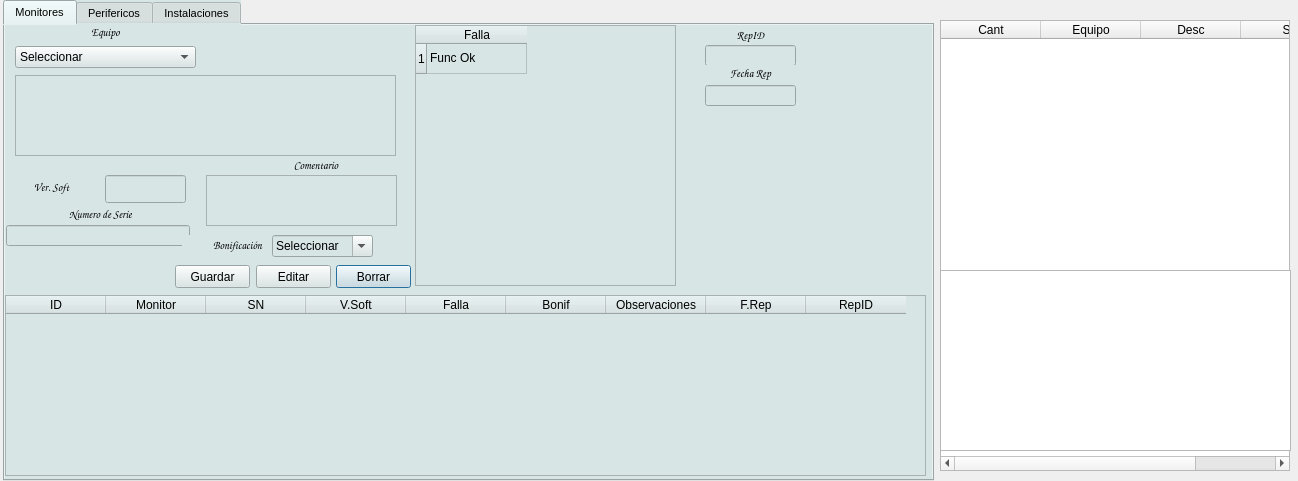
The window that reparaciones.ui (Matias2178/Sistema_Postventa) describes before a commit, drawn with Qt 5.
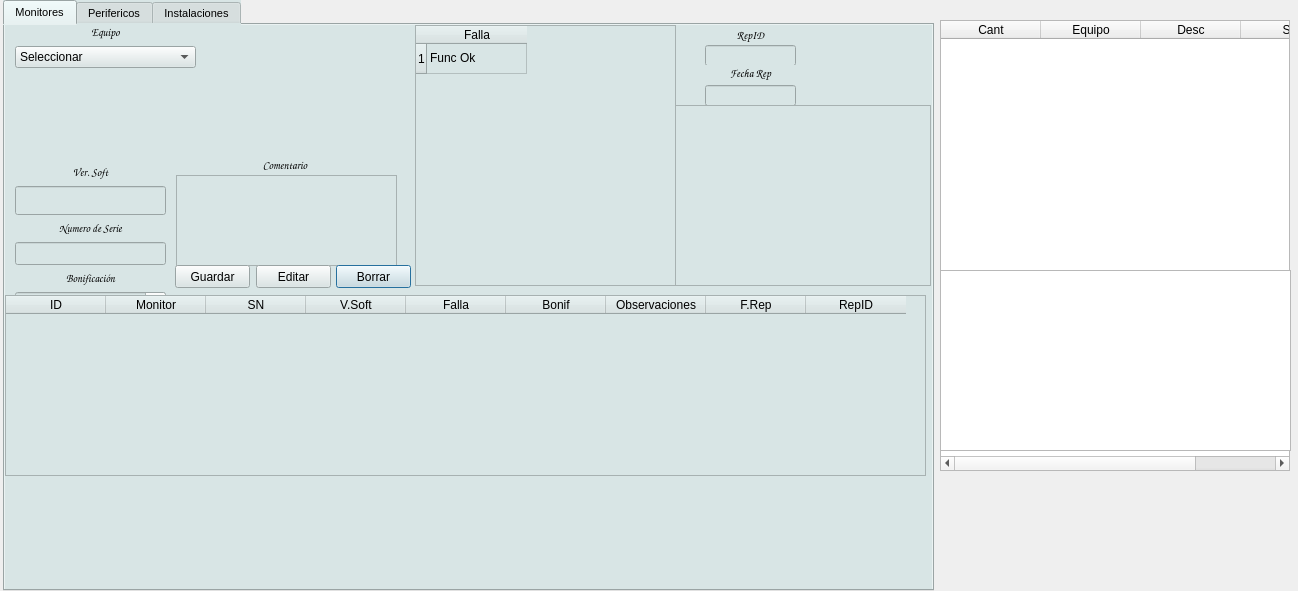
The same window after the commit. The open tabs and pages were chosen to show the change. Icons and pictures are not drawn.

Commit message: Se puede seleccionar la direccion de donde se abre la base de datos se implementan mas funciones para el uso de los datos.

```diff
--- a/reparaciones.ui
+++ b/reparaciones.ui
@@ -7,7 +7,7 @@
     <x>0</x>
     <y>0</y>
     <width>1298</width>
-    <height>481</height>
+    <height>591</height>
    </rect>
   </property>
   <property name="windowTitle">
@@ -19,7 +19,7 @@
      <x>3</x>
      <y>0</y>
      <width>931</width>
-     <height>481</height>
+     <height>591</height>
     </rect>
    </property>
    <property name="font">
@@ -31,7 +31,7 @@
     <string notr="true">background-color: rgb(216, 229, 229);</string>
    </property>
    <property name="currentIndex">
-    <number>0</number>
+    <number>1</number>
    </property>
    <widget class="QWidget" name="Monitores">
     <attribute name="title">
@@ -40,10 +40,10 @@
     <widget class="QTextEdit" name="MON_COM">
      <property name="geometry">
       <rect>
-       <x>201</x>
+       <x>171</x>
        <y>150</y>
-       <width>191</width>
-       <height>51</height>
+       <width>221</width>
+       <height>91</height>
       </rect>
      </property>
      <property name="inputMethodHints">
@@ -53,7 +53,7 @@
     <widget class="QLabel" name="label_9">
      <property name="geometry">
       <rect>
-       <x>201</x>
+       <x>170</x>
        <y>130</y>
        <width>220</width>
        <height>20</height>
@@ -135,182 +135,6 @@
       </item>
      </layout>
     </widget>
-    <widget class="QLineEdit" name="MON_VSOFT">
-     <property name="geometry">
-      <rect>
-       <x>100</x>
-       <y>150</y>
-       <width>81</width>
-       <height>28</height>
-      </rect>
-     </property>
-     <property name="font">
-      <font>
-       <family>Times New Roman</family>
-       <pointsize>14</pointsize>
-       <weight>75</weight>
-       <bold>true</bold>
-      </font>
-     </property>
-     <property name="contextMenuPolicy">
-      <enum>Qt::DefaultContextMenu</enum>
-     </property>
-     <property name="layoutDirection">
-      <enum>Qt::LeftToRight</enum>
-     </property>
-     <property name="text">
-      <string/>
-     </property>
-     <property name="alignment">
-      <set>Qt::AlignCenter</set>
-     </property>
-    </widget>
-    <widget class="QLabel" name="label_36">
-     <property name="geometry">
-      <rect>
-       <x>6</x>
-       <y>153</y>
-       <width>81</width>
-       <height>19</height>
-      </rect>
-     </property>
-     <property name="font">
-      <font>
-       <family>Comic Sans MS</family>
-       <pointsize>8</pointsize>
-       <weight>75</weight>
-       <bold>true</bold>
-      </font>
-     </property>
-     <property name="text">
-      <string>Ver. Soft</string>
-     </property>
-     <property name="alignment">
-      <set>Qt::AlignCenter</set>
-     </property>
-    </widget>
-    <widget class="QLabel" name="lID_23">
-     <property name="geometry">
-      <rect>
-       <x>177</x>
-       <y>210</y>
-       <width>111</width>
-       <height>20</height>
-      </rect>
-     </property>
-     <property name="font">
-      <font>
-       <family>Comic Sans MS</family>
-       <pointsize>8</pointsize>
-       <weight>75</weight>
-       <bold>true</bold>
-      </font>
-     </property>
-     <property name="text">
-      <string>Bonificación</string>
-     </property>
-     <property name="alignment">
-      <set>Qt::AlignCenter</set>
-     </property>
-    </widget>
-    <widget class="QComboBox" name="MON_BON">
-     <property name="geometry">
-      <rect>
-       <x>267</x>
-       <y>210</y>
-       <width>101</width>
-       <height>22</height>
-      </rect>
-     </property>
-     <property name="editable">
-      <bool>true</bool>
-     </property>
-     <item>
-      <property name="text">
-       <string>Seleccionar</string>
-      </property>
-     </item>
-     <item>
-      <property name="text">
-       <string>100% </string>
-      </property>
-     </item>
-     <item>
-      <property name="text">
-       <string>0%</string>
-      </property>
-     </item>
-     <item>
-      <property name="text">
-       <string>97.5%</string>
-      </property>
-     </item>
-     <item>
-      <property name="text">
-       <string>95%</string>
-      </property>
-     </item>
-     <item>
-      <property name="text">
-       <string>93%</string>
-      </property>
-     </item>
-     <item>
-      <property name="text">
-       <string>90%</string>
-      </property>
-     </item>
-     <item>
-      <property name="text">
-       <string>85%</string>
-      </property>
-     </item>
-     <item>
-      <property name="text">
-       <string>80%</string>
-      </property>
-     </item>
-     <item>
-      <property name="text">
-       <string>70%</string>
-      </property>
-     </item>
-     <item>
-      <property name="text">
-       <string>50%</string>
-      </property>
-     </item>
-     <item>
-      <property name="text">
-       <string>35%</string>
-      </property>
-     </item>
-     <item>
-      <property name="text">
-       <string>30%</string>
-      </property>
-     </item>
-     <item>
-      <property name="text">
-       <string>25%</string>
-      </property>
-     </item>
-     <item>
-      <property name="text">
-       <string>20%</string>
-      </property>
-     </item>
-     <item>
-      <property name="text">
-       <string>15%</string>
-      </property>
-     </item>
-     <item>
-      <property name="text">
-       <string>10%</string>
-      </property>
-     </item>
-    </widget>
     <widget class="QTableWidget" name="MON_FALLAS">
      <property name="geometry">
       <rect>
@@ -339,60 +163,6 @@
       </property>
      </item>
     </widget>
-    <widget class="QLabel" name="label_7">
-     <property name="geometry">
-      <rect>
-       <x>50</x>
-       <y>181</y>
-       <width>91</width>
-       <height>16</height>
-      </rect>
-     </property>
-     <property name="font">
-      <font>
-       <family>Comic Sans MS</family>
-       <pointsize>8</pointsize>
-       <weight>75</weight>
-       <bold>true</bold>
-      </font>
-     </property>
-     <property name="text">
-      <string>Numero de Serie</string>
-     </property>
-     <property name="alignment">
-      <set>Qt::AlignCenter</set>
-     </property>
-    </widget>
-    <widget class="QLineEdit" name="MON_NSerie">
-     <property name="geometry">
-      <rect>
-       <x>1</x>
-       <y>200</y>
-       <width>184</width>
-       <height>21</height>
-      </rect>
-     </property>
-     <property name="font">
-      <font>
-       <family>Times New Roman</family>
-       <pointsize>10</pointsize>
-       <weight>75</weight>
-       <bold>true</bold>
-      </font>
-     </property>
-     <property name="contextMenuPolicy">
-      <enum>Qt::DefaultContextMenu</enum>
-     </property>
-     <property name="layoutDirection">
-      <enum>Qt::LeftToRight</enum>
-     </property>
-     <property name="text">
-      <string/>
-     </property>
-     <property name="alignment">
-      <set>Qt::AlignCenter</set>
-     </property>
-    </widget>
     <widget class="QTableWidget" name="MonitoresDatos">
      <property name="geometry">
       <rect>
@@ -606,26 +376,227 @@
       <string>Editar</string>
      </property>
     </widget>
-    <widget class="QTableWidget" name="MON_TIPO_1">
+    <widget class="QWidget" name="layoutWidget">
      <property name="geometry">
       <rect>
        <x>10</x>
-       <y>50</y>
-       <width>381</width>
-       <height>81</height>
+       <y>140</y>
+       <width>151</width>
+       <height>149</height>
       </rect>
      </property>
+     <layout class="QVBoxLayout" name="verticalLayout">
+      <item>
+       <widget class="QLabel" name="label_36">
+        <property name="font">
+         <font>
+          <family>Comic Sans MS</family>
+          <pointsize>8</pointsize>
+          <weight>75</weight>
+          <bold>true</bold>
+         </font>
+        </property>
+        <property name="text">
+         <string>Ver. Soft</string>
+        </property>
+        <property name="alignment">
+         <set>Qt::AlignCenter</set>
+        </property>
+       </widget>
+      </item>
+      <item>
+       <widget class="QLineEdit" name="MON_VSOFT">
+        <property name="font">
+         <font>
+          <family>Times New Roman</family>
+          <pointsize>14</pointsize>
+          <weight>75</weight>
+          <bold>true</bold>
+         </font>
+        </property>
+        <property name="contextMenuPolicy">
+         <enum>Qt::DefaultContextMenu</enum>
+        </property>
+        <property name="layoutDirection">
+         <enum>Qt::LeftToRight</enum>
+        </property>
+        <property name="text">
+         <string/>
+        </property>
+        <property name="alignment">
+         <set>Qt::AlignCenter</set>
+        </property>
+       </widget>
+      </item>
+      <item>
+       <widget class="QLabel" name="label_7">
+        <property name="font">
+         <font>
+          <family>Comic Sans MS</family>
+          <pointsize>8</pointsize>
+          <weight>75</weight>
+          <bold>true</bold>
+         </font>
+        </property>
+        <property name="text">
+         <string>Numero de Serie</string>
+        </property>
+        <property name="alignment">
+         <set>Qt::AlignCenter</set>
+        </property>
+       </widget>
+      </item>
+      <item>
+       <widget class="QLineEdit" name="MON_NSerie">
+        <property name="font">
+         <font>
+          <family>Times New Roman</family>
+          <pointsize>10</pointsize>
+          <weight>75</weight>
+          <bold>true</bold>
+         </font>
+        </property>
+        <property name="contextMenuPolicy">
+         <enum>Qt::DefaultContextMenu</enum>
+        </property>
+        <property name="layoutDirection">
+         <enum>Qt::LeftToRight</enum>
+        </property>
+        <property name="text">
+         <string/>
+        </property>
+        <property name="alignment">
+         <set>Qt::AlignCenter</set>
+        </property>
+       </widget>
+      </item>
+      <item>
+       <widget class="QLabel" name="lID_23">
+        <property name="font">
+         <font>
+          <family>Comic Sans MS</family>
+          <pointsize>8</pointsize>
+          <weight>75</weight>
+          <bold>true</bold>
+         </font>
+        </property>
+        <property name="text">
+         <string>Bonificación</string>
+        </property>
+        <property name="alignment">
+         <set>Qt::AlignCenter</set>
+        </property>
+       </widget>
+      </item>
+      <item>
+       <widget class="QComboBox" name="MON_BON">
+        <property name="editable">
+         <bool>true</bool>
+        </property>
+        <item>
+         <property name="text">
+          <string>Seleccionar</string>
+         </property>
+        </item>
+        <item>
+         <property name="text">
+          <string>100% </string>
+         </property>
+        </item>
+        <item>
+         <property name="text">
+          <string>0%</string>
+         </property>
+        </item>
+        <item>
+         <property name="text">
+          <string>97.5%</string>
+         </property>
+        </item>
+        <item>
+         <property name="text">
+          <string>95%</string>
+         </property>
+        </item>
+        <item>
+         <property name="text">
+          <string>93%</string>
+         </property>
+        </item>
+        <item>
+         <property name="text">
+          <string>90%</string>
+         </property>
+        </item>
+        <item>
+         <property name="text">
+          <string>85%</string>
+         </property>
+        </item>
+        <item>
+         <property name="text">
+          <string>80%</string>
+         </property>
+        </item>
+        <item>
+         <property name="text">
+          <string>70%</string>
+         </property>
+        </item>
+        <item>
+         <property name="text">
+          <string>50%</string>
+         </property>
+        </item>
+        <item>
+         <property name="text">
+          <string>35%</string>
+         </property>
+        </item>
+        <item>
+         <property name="text">
+          <string>30%</string>
+         </property>
+        </item>
+        <item>
+         <property name="text">
+          <string>25%</string>
+         </property>
+        </item>
+        <item>
+         <property name="text">
+          <string>20%</string>
+         </property>
+        </item>
+        <item>
+         <property name="text">
+          <string>15%</string>
+         </property>
+        </item>
+        <item>
+         <property name="text">
+          <string>10%</string>
+         </property>
+        </item>
+       </widget>
+      </item>
+     </layout>
     </widget>
-    <zorder>label_7</zorder>
-    <zorder>MON_NSerie</zorder>
+    <widget class="QTableWidget" name="tableWidget">
+     <property name="geometry">
+      <rect>
+       <x>670</x>
+       <y>80</y>
+       <width>256</width>
+       <height>181</height>
+      </rect>
+     </property>
+    </widget>
+    <zorder>layoutWidget</zorder>
     <zorder>MON_COM</zorder>
     <zorder>label_9</zorder>
     <zorder>MON_BORRAR</zorder>
     <zorder>layoutWidget</zorder>
-    <zorder>MON_VSOFT</zorder>
-    <zorder>label_36</zorder>
-    <zorder>lID_23</zorder>
-    <zorder>MON_BON</zorder>
     <zorder>MON_FALLAS</zorder>
     <zorder>MonitoresDatos</zorder>
     <zorder>MON_GUARDAR</zorder>
@@ -634,7 +605,7 @@
     <zorder>lID_31</zorder>
     <zorder>MON_FECHA_REP</zorder>
     <zorder>MON_EDITAR</zorder>
-    <zorder>MON_TIPO_1</zorder>
+    <zorder>tableWidget</zorder>
    </widget>
    <widget class="QWidget" name="Perifericos">
     <attribute name="title">
@@ -2814,6 +2785,26 @@
        <string>Borrar</string>
       </property>
      </widget>
+     <zorder>label_23</zorder>
+     <zorder>RPM_COM</zorder>
+     <zorder>label_24</zorder>
+     <zorder>RPM_FK</zorder>
+     <zorder>RPM_NOM</zorder>
+     <zorder>RPM_MED</zorder>
+     <zorder>label_25</zorder>
+     <zorder>label_26</zorder>
+     <zorder>RPM_ALMAX</zorder>
+     <zorder>RPM_ALMIN</zorder>
+     <zorder>label_27</zorder>
+     <zorder>RPM_UNIDAD</zorder>
+     <zorder>RPM_UNIDAD_MED</zorder>
+     <zorder>RPM_UNIDAD_ALMAX</zorder>
+     <zorder>RPM_UNIDAD_ALMIN</zorder>
+     <zorder>RPM_FALLAS</zorder>
+     <zorder>RPM_GUARDAR</zorder>
+     <zorder>RPM_EDITAR</zorder>
+     <zorder>RPM_BORRAR</zorder>
+     <zorder>FSEM</zorder>
     </widget>
     <widget class="QFrame" name="FMOD">
      <property name="geometry">
@@ -3561,6 +3552,29 @@
        <string>Editar</string>
       </property>
      </widget>
+     <zorder>label_28</zorder>
+     <zorder>MOD_COM</zorder>
+     <zorder>label_29</zorder>
+     <zorder>MOD_FK</zorder>
+     <zorder>MOD_NOM</zorder>
+     <zorder>MOD_MED</zorder>
+     <zorder>label_30</zorder>
+     <zorder>label_31</zorder>
+     <zorder>MOD_DT</zorder>
+     <zorder>MOD_DD</zorder>
+     <zorder>label_32</zorder>
+     <zorder>MOD_UNIDAD</zorder>
+     <zorder>label_33</zorder>
+     <zorder>MOD_RT</zorder>
+     <zorder>label_34</zorder>
+     <zorder>label_35</zorder>
+     <zorder>MOD_SP</zorder>
+     <zorder>MOD_KD</zorder>
+     <zorder>MOD_BORRAR</zorder>
+     <zorder>MOD_FALLAS</zorder>
+     <zorder>MOD_GUARDAR</zorder>
+     <zorder>MOD_EDITAR</zorder>
+     <zorder>FGPS</zorder>
     </widget>
     <widget class="QPushButton" name="PANT_ANT">
      <property name="geometry">
@@ -5400,6 +5414,11 @@
     <number>20</number>
    </attribute>
   </widget>
+  <zorder>tabWidget</zorder>
+  <zorder>RepTrabajo</zorder>
+  <zorder>TrabajoTablaRep</zorder>
+  <zorder>FROT</zorder>
+  <zorder>FMOD</zorder>
  </widget>
  <resources>
   <include location="PostVenta.qrc"/>
```
The commit also changes 13 other files.
